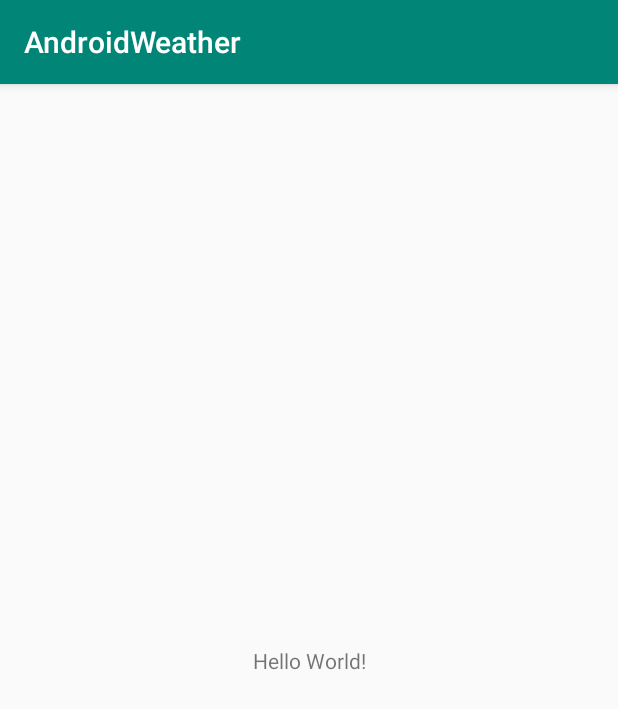
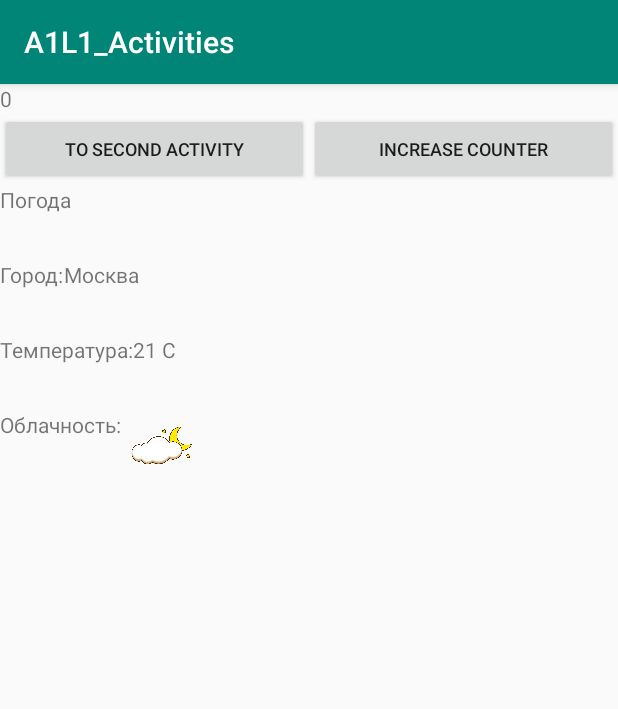
Before and after one commit to Glindor227/AndroidWeather, an Android app: the screen it shows after launch (MainActivity), on a phone screen of 412 x 824 dp. Shown: the top 709 px of the screen. Run offline under Robolectric (Android 15) with nearby library versions, the phone set to English and light mode, and no system bars.

Commit message:
После 2 урока

```diff
--- a/app/src/main/AndroidManifest.xml
+++ b/app/src/main/AndroidManifest.xml
@@ -12,10 +12,13 @@
         <activity android:name=".MainActivity">
             <intent-filter>
                 <action android:name="android.intent.action.MAIN" />
-
+                <action android:name="android.intent.action.VIEW"/>
                 <category android:name="android.intent.category.LAUNCHER" />
+                <category android:name="android.intent.category.DEFAULT" />
             </intent-filter>
         </activity>
+        <activity android:name=".SecondActivity"/>
+
     </application>
 
 </manifest>
--- a/app/src/main/java/com/geekbrains/androidweather/MainActivity.java
+++ b/app/src/main/java/com/geekbrains/androidweather/MainActivity.java
@@ -1,13 +1,81 @@
 package com.geekbrains.androidweather;
 
+import android.content.Intent;
 import android.support.v7.app.AppCompatActivity;
 import android.os.Bundle;
+import android.util.Log;
+import android.view.View;
+import android.widget.TextView;
+import android.widget.Toast;
 
 public class MainActivity extends AppCompatActivity {
+    private static final String TAG = "GlindorLog";
+    TextView counterTextView;
+
+    private void viewCycleInfo(String message){
+        Toast.makeText(getApplicationContext(), message, Toast.LENGTH_SHORT).show();
+        Log.d(TAG, message);
+
+    }
 
     @Override
     protected void onCreate(Bundle savedInstanceState) {
         super.onCreate(savedInstanceState);
         setContentView(R.layout.activity_main);
+        String instanceState;
+        if (savedInstanceState == null)
+            instanceState = "Первая загрузка ";
+        else
+            instanceState = "повторная загрузка ";
+
+        viewCycleInfo(instanceState + "onCreate");
+
+        counterTextView = findViewById(R.id.counterText);
+
+        findViewById(R.id.toSecondActivityBtn).setOnClickListener(new View.OnClickListener() {
+            @Override
+            public void onClick(View v) {
+                Intent intent = new Intent(MainActivity.this, SecondActivity.class);
+                startActivity(intent);
+            }
+        });
+        findViewById(R.id.increaseCounterBtn).setOnClickListener(new View.OnClickListener() {
+            @Override
+            public void onClick(View v) {
+                int counter = Integer.parseInt(counterTextView.getText().toString());
+                String text = String.valueOf(++counter);
+                counterTextView.setText(text);
+            }
+        });
+    }
+
+    @Override
+    protected void onStart() {
+        super.onStart();
+        viewCycleInfo("onStart");
+    }
+
+    @Override
+    protected void onResume() {
+        super.onResume();
+        viewCycleInfo("onResume");
+    }
+
+    @Override
+    protected void onPause() {
+        super.onPause();
+        viewCycleInfo("onPause");
+    }
+
+    @Override
+    protected void onRestart() {
+        super.onRestart();
+        viewCycleInfo("onRestart");
+    }
+
+    @Override
+    protected void onStop() {
+        super.onStop();
+        viewCycleInfo("onStop");
     }
 }
--- /dev/null
+++ b/app/src/main/java/com/geekbrains/androidweather/SecondActivity.java
@@ -0,0 +1,13 @@
+package com.geekbrains.androidweather;
+
+import android.os.Bundle;
+import android.support.annotation.Nullable;
+import android.support.v7.app.AppCompatActivity;
+
+public class SecondActivity extends AppCompatActivity {
+    @Override
+    protected void onCreate(@Nullable Bundle savedInstanceState) {
+        super.onCreate(savedInstanceState);
+        setContentView(R.layout.activity_second);
+    }
+}
--- a/app/src/main/res/layout/activity_main.xml
+++ b/app/src/main/res/layout/activity_main.xml
@@ -1,18 +1,103 @@
 <?xml version="1.0" encoding="utf-8"?>
-<android.support.constraint.ConstraintLayout xmlns:android="http://schemas.android.com/apk/res/android"
+<LinearLayout xmlns:android="http://schemas.android.com/apk/res/android"
     xmlns:app="http://schemas.android.com/apk/res-auto"
     xmlns:tools="http://schemas.android.com/tools"
     android:layout_width="match_parent"
     android:layout_height="match_parent"
+    android:orientation="vertical"
     tools:context=".MainActivity">
 
     <TextView
+        android:id="@+id/counterText"
         android:layout_width="wrap_content"
         android:layout_height="wrap_content"
-        android:text="Hello World!"
+        android:text="0"
         app:layout_constraintBottom_toBottomOf="parent"
         app:layout_constraintLeft_toLeftOf="parent"
         app:layout_constraintRight_toRightOf="parent"
         app:layout_constraintTop_toTopOf="parent" />
 
-</android.support.constraint.ConstraintLayout>
+    <LinearLayout
+        android:layout_width="match_parent"
+        android:layout_height="wrap_content"
+        android:orientation="horizontal">
+
+        <Button
+            android:id="@+id/toSecondActivityBtn"
+            android:layout_width="0dp"
+            android:layout_weight="1"
+            android:layout_height="wrap_content"
+            android:textSize="12sp"
+            android:text="@string/to_second_activity"/>
+
+        <Button
+            android:id="@+id/increaseCounterBtn"
+            android:layout_width="0dp"
+            android:layout_weight="1"
+            android:layout_height="wrap_content"
+            android:textSize="12sp"
+            android:text="@string/increase_counter"/>
+
+    </LinearLayout>
+
+    <TextView
+        android:layout_width="match_parent"
+        android:layout_height="50dp"
+        android:text="@string/weather" />
+
+    <LinearLayout
+        android:layout_width="wrap_content"
+        android:layout_height="50dp"
+        android:orientation="horizontal">
+
+        <TextView
+            android:layout_width="wrap_content"
+            android:layout_height="wrap_content"
+            android:layout_weight="1"
+            android:text="@string/cityLabel" />
+
+        <TextView
+            android:id="@+id/cityName"
+            android:layout_width="wrap_content"
+            android:layout_height="wrap_content"
+            android:layout_weight="1"
+            android:text="@string/cityName" />
+    </LinearLayout>
+
+    <LinearLayout
+        android:layout_width="wrap_content"
+        android:layout_height="50dp"
+        android:orientation="horizontal">
+
+        <TextView
+            android:layout_width="wrap_content"
+            android:layout_height="wrap_content"
+            android:layout_weight="1"
+            android:text="@string/tempLabel" />
+
+        <TextView
+            android:id="@+id/tempValue"
+            android:layout_width="wrap_content"
+            android:layout_height="wrap_content"
+            android:layout_weight="1"
+            android:text="@string/tempValue" />
+    </LinearLayout>
+
+    <LinearLayout
+        android:layout_width="wrap_content"
+        android:layout_height="50dp"
+        android:orientation="horizontal">
+
+        <TextView
+            android:layout_width="wrap_content"
+            android:layout_height="wrap_content"
+            android:layout_weight="1"
+            android:text="@string/overcastLabel" />
+
+        <ImageView
+            android:id="@+id/overcastValue"
+            android:layout_width="50dp"
+            android:layout_height="50dp"
+            android:background="@drawable/overcast1" />
+    </LinearLayout>
+</LinearLayout>
--- /dev/null
+++ b/app/src/main/res/layout/activity_second.xml
@@ -0,0 +1,6 @@
+<?xml version="1.0" encoding="utf-8"?>
+<android.support.constraint.ConstraintLayout
+    xmlns:android="http://schemas.android.com/apk/res/android" android:layout_width="match_parent"
+    android:layout_height="match_parent">
+
+</android.support.constraint.ConstraintLayout>
--- a/app/src/main/res/values/strings.xml
+++ b/app/src/main/res/values/strings.xml
@@ -1,3 +1,11 @@
 <resources>
-    <string name="app_name">AndroidWeather</string>
+    <string name="app_name">A1L1_Activities</string>
+    <string name="to_second_activity">To Second Activity</string>
+    <string name="increase_counter">Increase counter</string>
+    <string name="cityLabel">Город:  </string>
+    <string name="cityName">Москва</string>
+    <string name="tempLabel">Температура:  </string>
+    <string name="tempValue">21 C</string>
+    <string name="overcastLabel">Облачность:  </string>
+    <string name="weather">Погода</string>
 </resources>
```
Also changed, not shown: app/src/main/res/drawable/overcast1.png (added).
